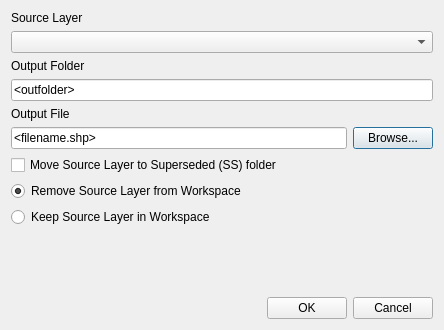
Above: tuflow/forms/ui_tuflowqgis_increment.ui from TUFLOW-Support/QGIS-TUFLOW-Plugin before the change. Below: the same form after it.
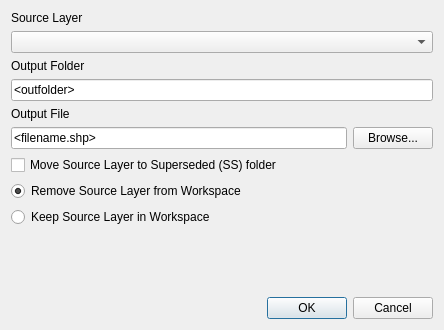
That is the form after the change.

Patch:
```diff
--- a/tuflow/forms/ui_tuflowqgis_increment.ui
+++ b/tuflow/forms/ui_tuflowqgis_increment.ui
@@ -67,6 +67,9 @@
          <property name="text">
           <string>Browse...</string>
          </property>
+         <property name="autoDefault">
+          <bool>false</bool>
+         </property>
         </widget>
        </item>
       </layout>
```
